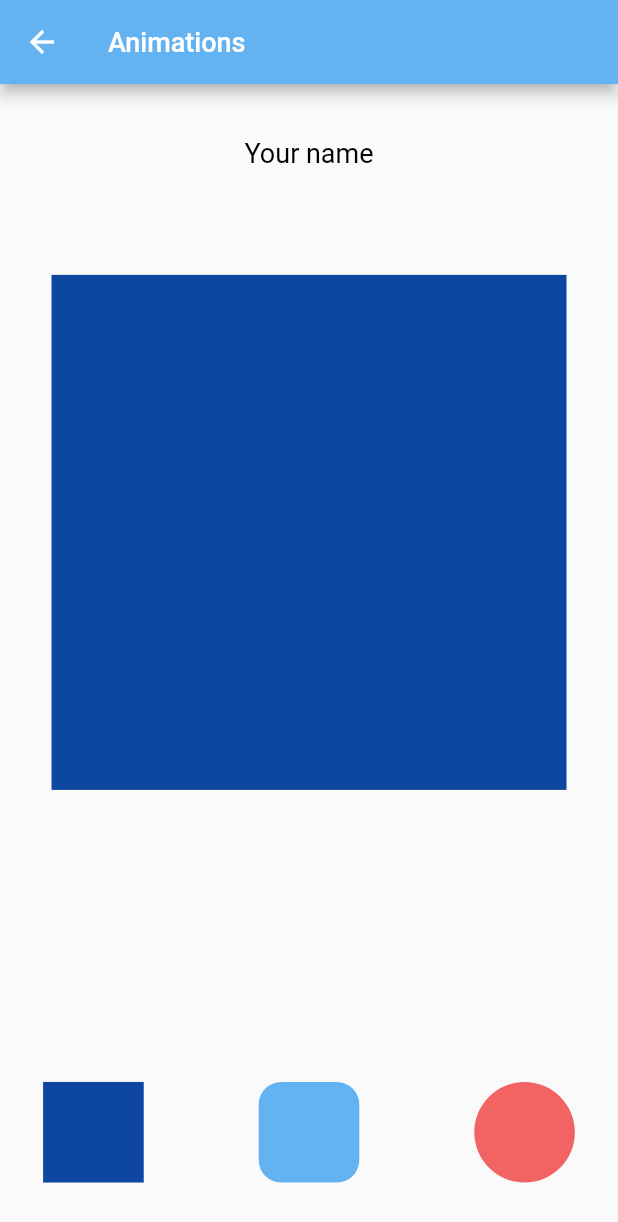
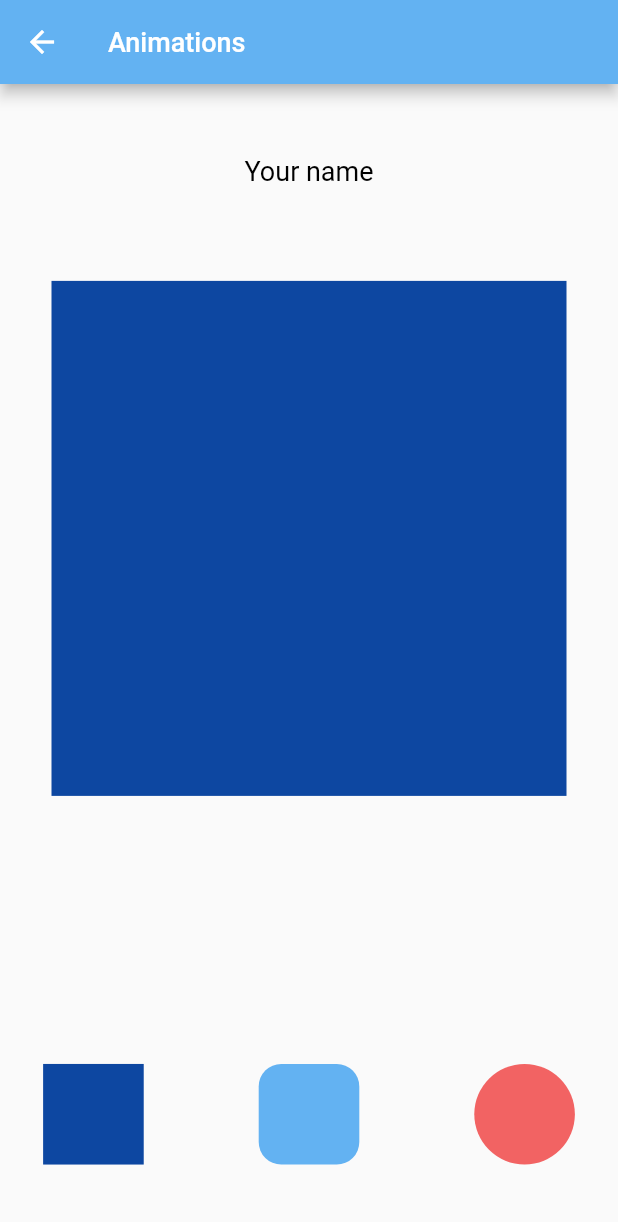
Before and after one commit to shadihas/sample_of_myWork, a Flutter app: the screen it shows after launch, after a tap on "Go to page 1", on a phone screen of 412 x 824 dp. Shown: the top 1222 px of the screen. Run offline on Flutter 3.47's test engine with Material 2 defaults, Android fonts, the phone set to English and light mode, and no system bars; our stand-ins replace bloc, connectivity_plus, flutter_bloc; Roboto replaces fonts that are missing (inter-R).

Commit message:
modified the animations screen design

```diff
--- a/lib/application/home/screens/animations_screen.dart
+++ b/lib/application/home/screens/animations_screen.dart
@@ -15,6 +15,9 @@ class AnimationsScreen extends StatelessWidget {
     return Scaffold(
       appBar: customAppBar(title: "Animations"),
       body: Center(
+        child: SingleChildScrollView(
+          child: SizedBox(
+            height: Dimensions.screenHeight - 80,
             child: Column(
                mainAxisAlignment: MainAxisAlignment.spaceBetween,
               children: [
@@ -30,6 +33,7 @@ class AnimationsScreen extends StatelessWidget {
                     },
                   ),
                 ),
+
                 BlocBuilder<AnimationsBloc, AnimationsState>(
                   builder: (context, state) {
                     return AnimatedContainer(
@@ -43,7 +47,7 @@ class AnimationsScreen extends StatelessWidget {
                     );
                   },
                 ),
-            SizedBox(height: 20.h),
+                SizedBox(height: 20.h,),
                 Padding(
                   padding: EdgeInsets.symmetric(vertical: 40.h, horizontal: 30.w),
                   child: Row(
@@ -95,6 +99,8 @@ class AnimationsScreen extends StatelessWidget {
               ],
             ),
           ),
+        ),
+      ),
     );
   }
 }
--- a/lib/application/home/screens/home_screen.dart
+++ b/lib/application/home/screens/home_screen.dart
@@ -15,15 +15,17 @@ class HomeScreen extends StatelessWidget {
   @override
   Widget build(BuildContext context) {
     TextEditingController homeTextEditingController = TextEditingController();
-    return Scaffold(
+    return GestureDetector(
+      onTap: () => FocusManager.instance.primaryFocus?.unfocus(),
+      child: Scaffold(
         appBar: customAppBar(title: "Home"),
         body: SingleChildScrollView(
+          child: SizedBox(
+            // 80 is the app bar height
+            height: Dimensions.screenHeight-80,
             child: Column(
               children: [
-            SizedBox(
-              // 80 is the appBar height
-              height: (Dimensions.screenHeight / 2) - 80,
-              child: Column(
+                Column(
                   mainAxisAlignment: MainAxisAlignment.start,
                   children: [
                     Padding(
@@ -50,9 +52,9 @@ class HomeScreen extends StatelessWidget {
                     SizedBox(height: 20.h),
                   ],
                 ),
-            ),
-            SizedBox(
-              height: (Dimensions.screenHeight / 2),
+
+                Flexible(
+                  fit: FlexFit.loose,
                   child: Column(
                     mainAxisAlignment: MainAxisAlignment.end,
                     children: [
@@ -86,6 +88,8 @@ class HomeScreen extends StatelessWidget {
               ],
             ),
           ),
+        ),
+      ),
     );
   }
 }
--- a/lib/application/home/screens/splash_screen.dart
+++ b/lib/application/home/screens/splash_screen.dart
@@ -21,7 +21,7 @@ class _SplashScreenState extends State<SplashScreen> {
   }
 
 void goToHomeScreenAfter3Seconds(){
-    Timer(const Duration(seconds: 3), () {
+    Timer(const Duration(seconds: 0), () {
       Navigator.of(context).pushReplacement(MaterialPageRoute(builder: (context) {
         return const HomeScreen();
       },));
```
Lines whose indentation alone changed are shown as unchanged.
